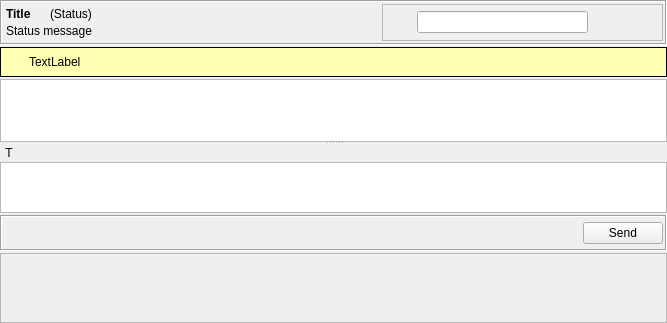
Qt form retroshare-gui/src/gui/chat/ChatWidget.ui (RetroShare/RetroShare) before a commit.
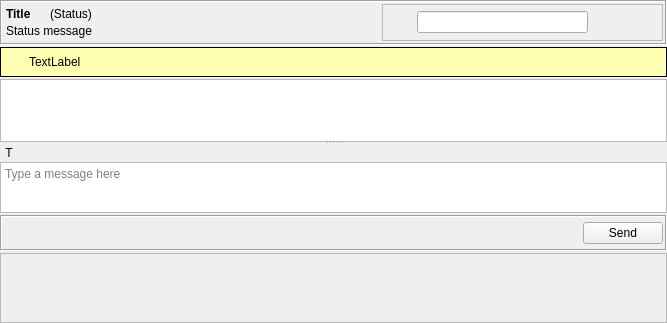
The same form after that commit. Icons and pictures are not drawn. Custom widgets are drawn as their Qt base class.

Commit message: Added a new base class RSTextEdit with placeholder for Qt < 5.2

```diff
--- a/retroshare-gui/src/gui/chat/ChatWidget.ui
+++ b/retroshare-gui/src/gui/chat/ChatWidget.ui
@@ -492,6 +492,9 @@
            <height>30</height>
           </size>
          </property>
+         <property name="placeholderText">
+          <string>Type a message here</string>
+         </property>
         </widget>
        </item>
       </layout>
```
The commit also changes 6 other files.
